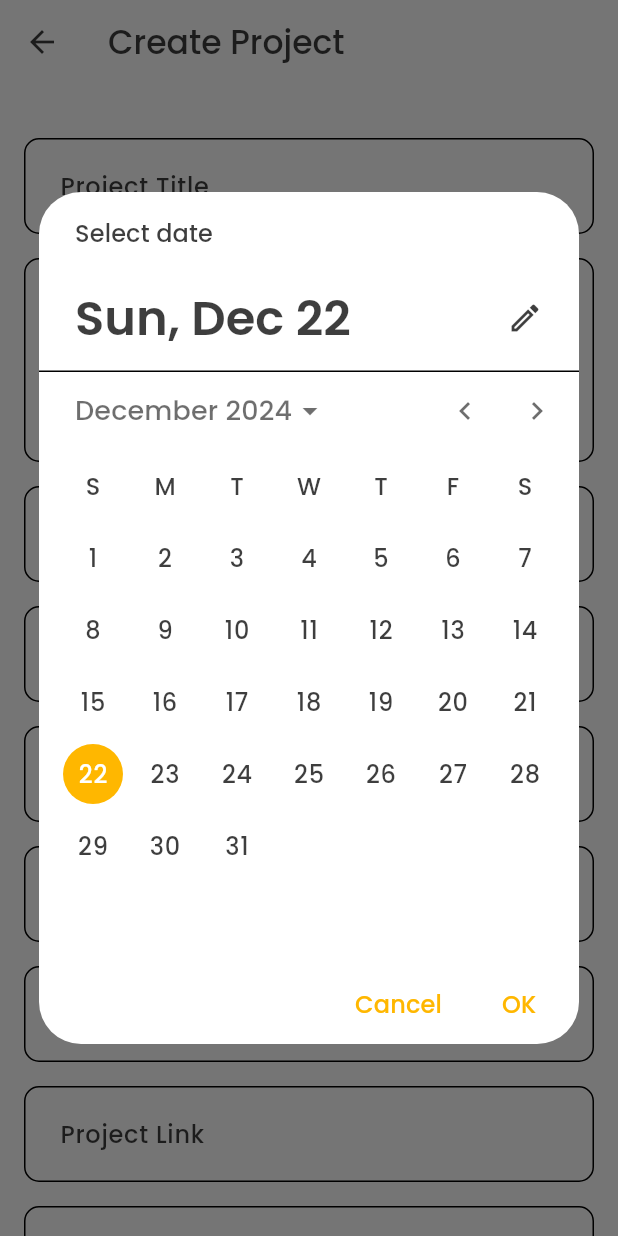
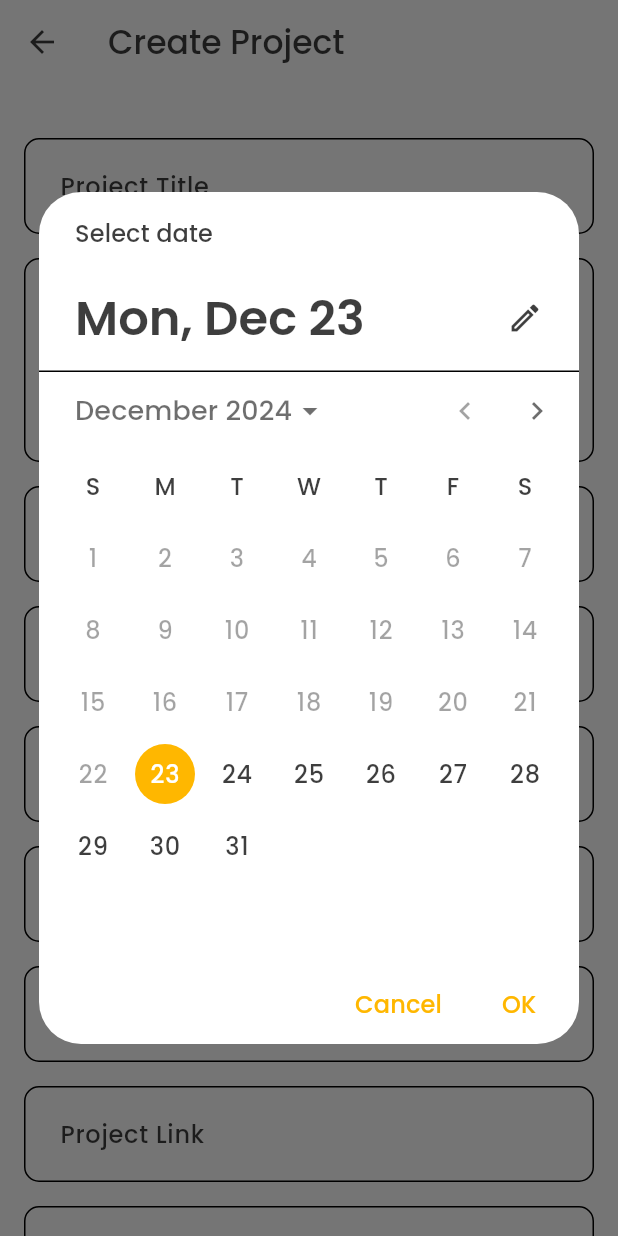
Before and after one commit to Pushpesh987/buddy_front, a Flutter app: the CreateProjectEvent screen opened directly, after a tap on "Start Date", on a phone screen of 412 x 824 dp. Run offline on Flutter 3.47's test engine with Material 3 defaults, Android fonts, the phone set to English and light mode, and no system bars; our stand-ins replace dio, flutter_animate, flutter_riverpod, flutter_secure_storage, flutter_svg, fpdart and 3 more; missing offline and left inert: jwt_decode; accounts and stored records are empty; generated files the repository leaves out were written again.

Commit message:
projects done

```diff
--- a/lib/features/projects/views/pages/create_project_event.dart
+++ b/lib/features/projects/views/pages/create_project_event.dart
@@ -1,12 +1,13 @@
-import 'package:buddy_front/features/projects/views/widgets/project_textfield.dart';
+import 'package:flutter/material.dart';
+import 'package:flutter_riverpod/flutter_riverpod.dart';
 import 'package:image_picker/image_picker.dart';
 import 'dart:io';
-import 'package:flutter/material.dart';
-import 'package:flutter_riverpod/flutter_riverpod.dart';
 import 'package:intl/intl.dart';
-import 'package:buddy_front/core/theme/app_pallete.dart';
+
 import '../../models/create_project_model.dart';
 import '../../viewmodels/project_create_notifier.dart';
+import '../widgets/project_button.dart';
+import '../widgets/project_textfield.dart';
 
 class CreateProjectEvent extends ConsumerStatefulWidget {
   const CreateProjectEvent({super.key});
@@ -26,12 +27,13 @@ class _CreateProjectEventState extends ConsumerState<CreateProjectEvent> {
   final _projectLinkController = TextEditingController();
   final _goalsController = TextEditingController();
   final _domainController = TextEditingController();
-  final _teamMembersController = TextEditingController(); // Added teamMembers controller
+  final _teamMembersController = TextEditingController();
 
   String? _startDate;
   String? _endDate;
 
   bool _isFormValid = false;
+  bool _isLoading = false;
 
   File? _selectedImage;
 
@@ -49,32 +51,42 @@ class _CreateProjectEventState extends ConsumerState<CreateProjectEvent> {
   }
 
   Future<void> _selectStartDate(BuildContext context) async {
+    final DateTime tomorrow = DateTime.now().add(Duration(days: 1));
+
     final DateTime? pickedDate = await showDatePicker(
       context: context,
-      initialDate: DateTime.now(),
-      firstDate: DateTime(2000),
+      initialDate: tomorrow,
+      firstDate: tomorrow,
       lastDate: DateTime(2101),
     );
 
     if (pickedDate != null) {
       setState(() {
-        _startDate = DateFormat('yyyy-MM-dd').format(pickedDate) + 'T00:00:00Z';
+        _startDate = DateFormat('yyyy-MM-dd').format(pickedDate);
       });
       _checkFormValidity();
     }
   }
 
   Future<void> _selectEndDate(BuildContext context) async {
+    if (_startDate == null) {
+      ScaffoldMessenger.of(context).showSnackBar(SnackBar(content: Text('Please select a start date first')));
+      return;
+    }
+
+    final DateTime startDateTime = DateTime.parse(_startDate!);
+    final DateTime nextDay = startDateTime.add(Duration(days: 1));
+
     final DateTime? pickedDate = await showDatePicker(
       context: context,
-      initialDate: DateTime.now(),
-      firstDate: DateTime(2000),
+      initialDate: nextDay,
+      firstDate: nextDay,
       lastDate: DateTime(2101),
     );
 
     if (pickedDate != null) {
       setState(() {
-        _endDate = DateFormat('yyyy-MM-dd').format(pickedDate) + 'T00:00:00Z';
+        _endDate = DateFormat('yyyy-MM-dd').format(pickedDate);
       });
       _checkFormValidity();
     }
@@ -91,7 +103,7 @@ class _CreateProjectEventState extends ConsumerState<CreateProjectEvent> {
         _projectLinkController.text.isNotEmpty &&
         _goalsController.text.isNotEmpty &&
         _domainController.text.isNotEmpty &&
-        _teamMembersController.text.isNotEmpty; // Include teamMembers
+        _teamMembersController.text.isNotEmpty;
 
     setState(() {
       _isFormValid = isFormValid;
@@ -259,7 +271,7 @@ class _CreateProjectEventState extends ConsumerState<CreateProjectEvent> {
               ),
               const SizedBox(height: 16),
               ProjectTextfield(
-                controller: _teamMembersController, // Added text field for team members
+                controller: _teamMembersController,
                 labelText: 'Team Members (comma separated)',
                 validator: (value) {
                   if (value == null || value.isEmpty) {
@@ -270,9 +282,10 @@ class _CreateProjectEventState extends ConsumerState<CreateProjectEvent> {
                 onChanged: (_) => _checkFormValidity(),
               ),
               const SizedBox(height: 20),
-              ElevatedButton(
-                onPressed: _pickImage,
-                child: const Text('Select Project Image'),
+              ProjectButton(
+                buttonText: 'Select Project Image',
+                onTap: _pickImage,
+                isLoading: false,
               ),
               if (_selectedImage != null)
                 Padding(
@@ -285,9 +298,14 @@ class _CreateProjectEventState extends ConsumerState<CreateProjectEvent> {
                   ),
                 ),
               const SizedBox(height: 20),
-              ElevatedButton(
-                onPressed: _isFormValid
+              ProjectButton(
+                buttonText: 'Create Project Event',
+                onTap: _isFormValid
                     ? () async {
+                        setState(() {
+                          _isLoading = true;
+                        });
+
                         final newProject = CreateProjectModel(
                           title: _titleController.text,
                           description: _descriptionController.text,
@@ -299,7 +317,7 @@ class _CreateProjectEventState extends ConsumerState<CreateProjectEvent> {
                           projectLink: _projectLinkController.text,
                           goals: _goalsController.text,
                           domain: _domainController.text,
-                          teamMembers: _teamMembersController.text, // Added team members
+                          teamMembers: _teamMembersController.text,
                           status: _getWorkshopStatus(_startDate),
                         );
 
@@ -309,29 +327,18 @@ class _CreateProjectEventState extends ConsumerState<CreateProjectEvent> {
                           await profileCreateNotifier.createProjects(newProject, imageFile: _selectedImage);
                           ScaffoldMessenger.of(context)
                               .showSnackBar(SnackBar(content: Text('Project Created Successfully')));
+                          Navigator.pop(context);
                         } catch (e) {
                           ScaffoldMessenger.of(context)
                               .showSnackBar(SnackBar(content: Text('Error creating project: $e')));
+                        } finally {
+                          setState(() {
+                            _isLoading = false;
+                          });
                         }
                       }
                     : null,
-                style: ElevatedButton.styleFrom(
-                  backgroundColor: AppPalette.yellowColor,
-                  padding: const EdgeInsets.symmetric(vertical: 16),
-                  shape: RoundedRectangleBorder(
-                    borderRadius: BorderRadius.circular(12),
-                  ),
-                ),
-                child: const Center(
-                  child: Text(
-                    'Create Project Event',
-                    style: TextStyle(
-                      fontSize: 16,
-                      fontWeight: FontWeight.bold,
-                      color: Colors.white,
-                    ),
-                  ),
-                ),
+                isLoading: _isLoading,
               ),
             ],
           ),
--- /dev/null
+++ b/lib/features/projects/views/widgets/project_button.dart
@@ -0,0 +1,53 @@
+import 'package:buddy_front/core/theme/theme.dart';
+import 'package:flutter/material.dart';
+import '../../../../core/theme/app_pallete.dart';
+
+class ProjectButton extends StatelessWidget {
+  final String? buttonText;
+  final VoidCallback? onTap;
+  final bool isLoading;
+
+  const ProjectButton({
+    super.key,
+    required this.buttonText,
+    required this.onTap,
+    this.isLoading = false,
+  });
+
+  @override
+  Widget build(BuildContext context) {
+    return ElevatedButton(
+      onPressed: isLoading ? null : onTap,
+      style: ElevatedButton.styleFrom(
+        padding: const EdgeInsets.all(20),
+        backgroundColor: isLoading ? AppPalette.yellowColor.withOpacity(0.7) : AppPalette.yellowColor,
+        shape: RoundedRectangleBorder(
+          borderRadius: BorderRadius.circular(10),
+          side: const BorderSide(
+            color: AppPalette.blackColor,
+            width: 1,
+          ),
+        ),
+        minimumSize: Size(
+          MediaQuery.of(context).size.width * 1.0,
+          55,
+        ),
+      ),
+      child: isLoading
+          ? const SizedBox(
+              width: 24,
+              height: 24,
+              child: CircularProgressIndicator(
+                color: AppPalette.blackColor,
+                strokeWidth: 2.0,
+              ),
+            )
+          : Text(
+              buttonText ?? '',
+              style: AppTheme.titleMediumStyle.copyWith(
+                color: AppTheme.lightThemeMode.colorScheme.onSurface,
+              ),
+            ),
+    );
+  }
+}
```
Also changed, not shown: lib/features/projects/views/pages/project_page.dart (+24 -1 lines), lib/features/projects/views/widgets/project_cards.dart (+38 -17 lines).
